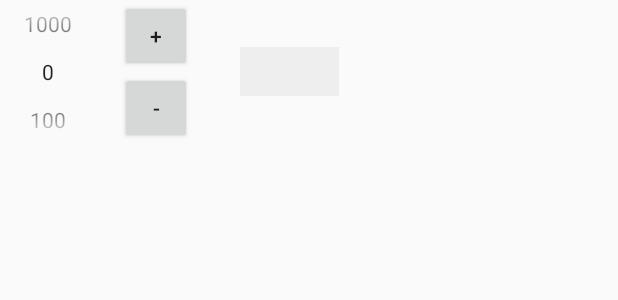
After one commit to PatrickKuijpers/DnD-CharacterSheet, an Android app: the layout experience_updater.xml on its own in the app's theme, with its tools: preview values and no code run, on a phone screen of 412 x 824 dp. The commit adds this screen. Shown: the top 300 px of the screen. Run offline under Robolectric (Android 15) with nearby library versions, the phone set to English and light mode, and no system bars.

Commit message:
Layouts extracted

```diff
--- /dev/null
+++ b/mobile/src/main/res/layout/experience_updater.xml
@@ -0,0 +1,51 @@
+<?xml version="1.0" encoding="utf-8"?>
+<LinearLayout
+    android:id="@+id/experience_updater"
+    xmlns:android="http://schemas.android.com/apk/res/android"
+    xmlns:tools="http://schemas.android.com/tools"
+    android:layout_width="wrap_content"
+    android:layout_height="wrap_content"
+    android:focusableInTouchMode="true"
+    android:gravity="center_vertical"
+    tools:showIn="@layout/fragment_experience">
+
+    <nl.tcilegnar.dndcharactersheet.Experience.View.ExperiencePicker
+        android:id="@+id/experience_picker"
+        android:layout_width="wrap_content"
+        android:layout_height="match_parent"
+        android:descendantFocusability="blocksDescendants"/>
+
+    <LinearLayout
+        android:id="@+id/experience_change_button_container"
+        android:layout_width="wrap_content"
+        android:layout_height="wrap_content"
+        android:layout_marginLeft="@dimen/horizontal_margin"
+        android:layout_marginRight="@dimen/horizontal_margin"
+        android:gravity="center_vertical"
+        android:orientation="vertical">
+
+        <Button
+            android:id="@+id/experience_plus_button"
+            style="@style/button_square"
+            android:text="+"/>
+
+        <Button
+            android:id="@+id/experience_min_button"
+            style="@style/button_square"
+            android:text="-"/>
+    </LinearLayout>
+
+    <nl.tcilegnar.dndcharactersheet.Experience.View.ExperienceInput
+        android:id="@+id/experience_input"
+        android:layout_width="wrap_content"
+        android:layout_height="wrap_content"
+        android:layout_marginLeft="@dimen/horizontal_margin"
+        android:background="@color/grey_light"
+        android:hint="00000"
+        android:inputType="number"
+        android:paddingBottom="@dimen/edittext_padding_vertical"
+        android:paddingLeft="@dimen/edittext_padding_horizontal"
+        android:paddingRight="@dimen/edittext_padding_horizontal"
+        android:paddingTop="@dimen/edittext_padding_vertical"
+        android:textColorHint="@color/transparent"/>
+</LinearLayout>
```
Also changed, not shown: mobile/src/main/res/layout/experience_current.xml (added, +24 -0 lines), mobile/src/main/res/layout/fragment_experience.xml (+10 -73 lines), mobile/src/main/res/values/styles.xml (+9 -0 lines).
